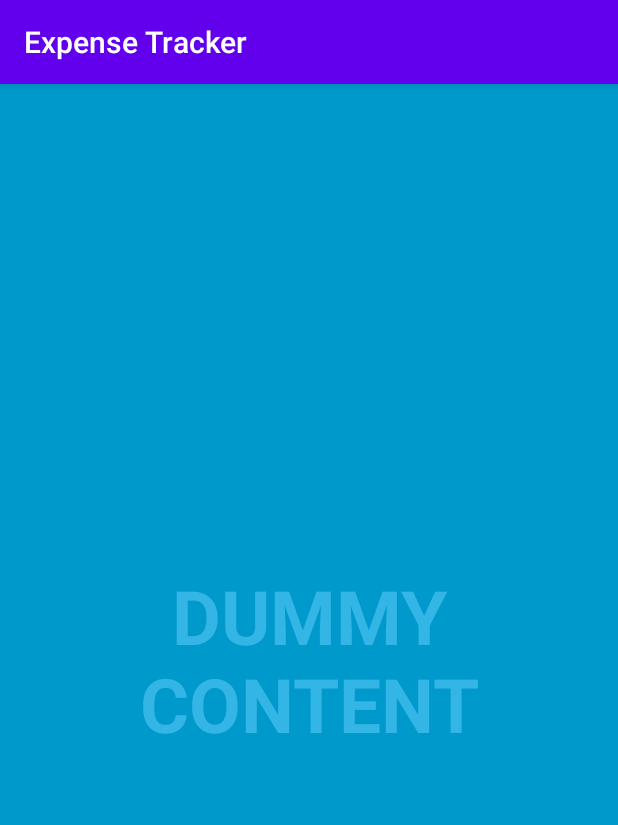
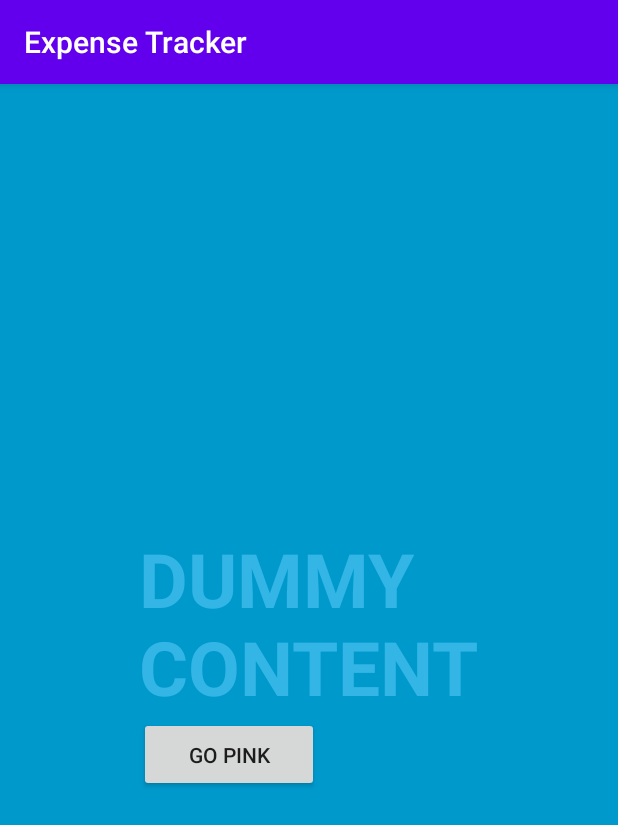
Before and after one commit to yiann0s/ExpenseTracker, an Android app: the fragment RootFragment placed in its activity, on a phone screen of 412 x 824 dp. Shown: the top 825 px of the screen. Run offline under Robolectric (Android 15) with nearby library versions, the phone set to English and light mode, and no system bars; libraries missing offline, so code that uses them is left out: com.ncapdevi.fragnav; 3 statements that could not run were skipped.

Commit message:
implement BaseFragment, trying to test Fragment navigation from Root -> Pink Fragment

```diff
--- /dev/null
+++ b/app/src/main/java/com/yiann0s/expensetracker/BaseFragment.java
@@ -0,0 +1,53 @@
+package com.yiann0s.expensetracker;
+
+import android.content.Context;
+import android.os.Bundle;
+import android.util.Log;
+import android.view.LayoutInflater;
+import android.view.View;
+import android.view.ViewGroup;
+import android.widget.Button;
+
+import androidx.annotation.NonNull;
+import androidx.annotation.Nullable;
+import androidx.fragment.app.Fragment;
+
+public class BaseFragment extends Fragment {
+
+    public static final String ARGS_INSTANCE = "com.ncapdevi.sample.argsInstance";
+    private String TAG = "TEST.BaseFragment";
+
+    FragmentNavigation mFragmentNavigation;
+    int mInt = 0;
+
+    @Override
+    public void onCreate(@Nullable Bundle savedInstanceState) {
+        Log.i(TAG, "onCreate: ");
+        super.onCreate(savedInstanceState);
+        Bundle args = getArguments();
+        if (args != null) {
+            mInt = args.getInt(ARGS_INSTANCE);
+        }
+    }
+    @Override
+    public void onViewCreated(@NonNull View view, @Nullable Bundle savedInstanceState) {
+        Log.i(TAG, "onViewCreated: ");
+        super.onViewCreated(view, savedInstanceState);
+    }
+
+    @Override
+    public void onAttach(Context context) {
+        Log.i(TAG, "onAttach: ");
+        super.onAttach(context);
+        if (context instanceof FragmentNavigation) {
+            Log.i(TAG, "onAttach: success");
+            mFragmentNavigation = (FragmentNavigation) context;
+        } else {
+            Log.i(TAG, "onAttach: failure");
+        }
+    }
+
+    public interface FragmentNavigation {
+        public void pushFragment(Fragment fragment);
+    }
+}
--- a/app/src/main/java/com/yiann0s/expensetracker/MainActivity.java
+++ b/app/src/main/java/com/yiann0s/expensetracker/MainActivity.java
@@ -1,7 +1,6 @@
 package com.yiann0s.expensetracker;
 
 import androidx.appcompat.app.AppCompatActivity;
-import androidx.fragment.app.Fragment;
 
 import android.os.Bundle;
 
@@ -9,7 +8,6 @@ import com.ncapdevi.fragnav.FragNavController;
 
 public class MainActivity extends AppCompatActivity {
 
-    FragNavController fragNavController;
     ScreensNavigator screensNavigator;
     private FragNavController.RootFragmentListener mRootFragmentListener;
 
@@ -18,27 +16,22 @@ public class MainActivity extends AppCompatActivity {
         super.onCreate(savedInstanceState);
         setContentView(R.layout.activity_main);
 
-        fragNavController = new FragNavController(getSupportFragmentManager(), R.id.container);
-
-        mRootFragmentListener = new FragNavController.RootFragmentListener() {
-            @Override
-            public int getNumberOfRootFragments() {
-                return 1;
-            }
-
-            @Override
-            public Fragment getRootFragment(int index) {
-                switch (index) {
-                    case 0:
-                        return RootFragment.newInstance();
-                    default:
-                        throw new IllegalStateException("unsupported tab index: " + index);
-                }
-            }
-        };
-        fragNavController.setRootFragmentListener(mRootFragmentListener);
-        fragNavController.initialize(0, savedInstanceState);
+        screensNavigator = new ScreensNavigator(getSupportFragmentManager(),R.id.container);
+        screensNavigator.init(savedInstanceState);
 
     }
 
+    @Override
+    public void onSaveInstanceState(Bundle saveInstanceState) {
+        super.onSaveInstanceState(saveInstanceState);
+        screensNavigator.onSaveInstanceState(saveInstanceState);
+    }
+
+    @Override
+    public void onBackPressed() {
+        if (!screensNavigator.navigateBack()) {
+            super.onBackPressed();
+        }
+    }
+
 }
--- a/app/src/main/java/com/yiann0s/expensetracker/RootFragment.java
+++ b/app/src/main/java/com/yiann0s/expensetracker/RootFragment.java
@@ -4,12 +4,17 @@ import androidx.annotation.NonNull;
 import androidx.annotation.Nullable;
 import androidx.fragment.app.Fragment;
 
+import android.content.Context;
 import android.os.Bundle;
+import android.util.Log;
 import android.view.LayoutInflater;
 import android.view.View;
 import android.view.ViewGroup;
 
-public class RootFragment extends Fragment {
+public class RootFragment extends BaseFragment {
+
+    private ScreensNavigator screensNavigator;
+    private String TAG = "TEST.RootFragment";
 
     @Nullable
     @Override
@@ -19,9 +24,37 @@ public class RootFragment extends Fragment {
         return inflater.inflate(R.layout.fragment_root, container, false);
     }
 
+    public static RootFragment  newInstance(int instance) {
+        Bundle args = new Bundle();
+        args.putInt(ARGS_INSTANCE, instance);
+        RootFragment fragment = new RootFragment();
+        fragment.setArguments(args);
+        return fragment;
+    }
+
     @Override
     public void onViewCreated(@NonNull View view, @Nullable Bundle savedInstanceState) {
+        Log.i(TAG, "onViewCreated: ");
         super.onViewCreated(view, savedInstanceState);
+
+        view.findViewById(R.id.button).setOnClickListener(new View.OnClickListener() {
+            @Override
+            public void onClick(View v) {
+                Log.i(TAG, "onClick: ");
+                //todo mFragmentNavigation is null :(
+                if (mFragmentNavigation != null) {
+                    mFragmentNavigation.pushFragment(PinkFragment.newInstance(mInt+1));
+                } else {
+                    Log.i(TAG, "onClick: mNaivgation is nUll");
+                }
+            }
+        });
+    }
+
+    @Override
+    public void onAttach(Context context) {
+        Log.i(TAG, "onAttach: ");
+        super.onAttach(context);
     }
 
     public static RootFragment newInstance() {
--- a/app/src/main/res/layout/fragment_root.xml
+++ b/app/src/main/res/layout/fragment_root.xml
@@ -1,19 +1,27 @@
 <?xml version="1.0" encoding="utf-8"?>
-<FrameLayout xmlns:android="http://schemas.android.com/apk/res/android"
+<RelativeLayout xmlns:android="http://schemas.android.com/apk/res/android"
     xmlns:tools="http://schemas.android.com/tools"
     android:layout_width="match_parent"
     android:layout_height="match_parent"
     android:background="#0099cc"
+    android:gravity="center"
     tools:context=".RootFragment">
     <TextView
         android:id="@+id/fullscreen_content"
-        android:layout_width="match_parent"
-        android:layout_height="match_parent"
-        android:gravity="center"
+        android:layout_width="wrap_content"
+        android:layout_height="wrap_content"
         android:keepScreenOn="true"
         android:text="@string/dummy_content"
         android:textColor="#33b5e5"
         android:textSize="50sp"
         android:textStyle="bold" />
 
-</FrameLayout>
+    <Button
+        android:id="@+id/button"
+        android:layout_width="120dp"
+        android:layout_height="50dp"
+        android:gravity="center"
+        android:layout_below="@+id/fullscreen_content"
+        android:text="GO PInk" />
+
+</RelativeLayout>
```
Also changed, not shown: app/src/main/java/com/yiann0s/expensetracker/PinkFragment.java (added, +36 -0 lines), app/src/main/java/com/yiann0s/expensetracker/ScreensNavigator.java (+13 -7 lines), app/src/main/res/layout/fragment_pink.xml (added, +19 -0 lines).
